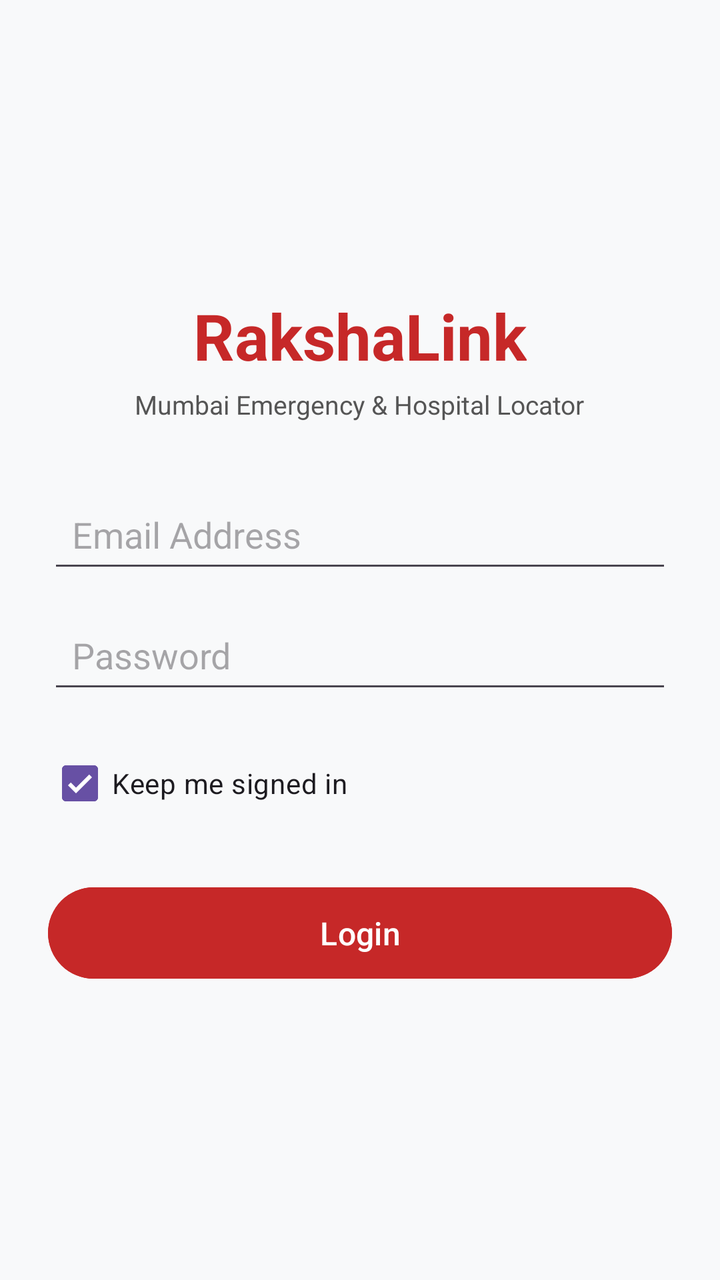
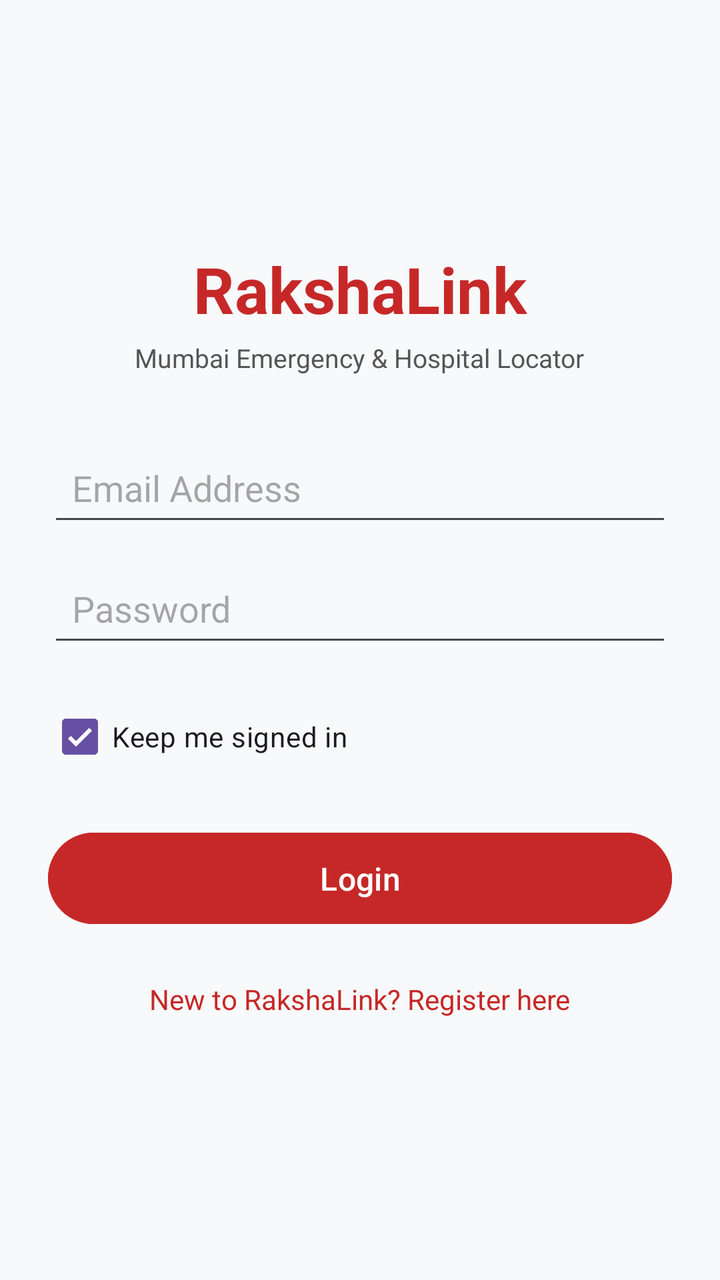

Compare the two renders of this Android layout. The source of the first and the diff that turns it into the second are given below.
<!-- AndroidManifest.xml: application theme Theme.RakshaLink -->
<!-- res/layout/activity_login.xml -->
<?xml version="1.0" encoding="utf-8"?>
<LinearLayout xmlns:android="http://schemas.android.com/apk/res/android"
    android:layout_width="match_parent"
    android:layout_height="match_parent"
    android:orientation="vertical"
    android:padding="24dp"
    android:gravity="center"
    android:background="#F8F9FA">

    <TextView
        android:layout_width="wrap_content"
        android:layout_height="wrap_content"
        android:text="RakshaLink"
        android:textSize="32sp"
        android:textStyle="bold"
        android:textColor="#C62828"
        android:layout_marginBottom="4dp"/>

    <TextView
        android:layout_width="wrap_content"
        android:layout_height="wrap_content"
        android:text="Mumbai Emergency &amp; Hospital Locator"
        android:textSize="13sp"
        android:textColor="#555555"
        android:layout_marginBottom="32dp"/>

    <EditText
        android:id="@+id/etEmail"
        android:layout_width="match_parent"
        android:layout_height="wrap_content"
        android:hint="Email Address"
        android:inputType="textEmailAddress"
        android:padding="12dp"
        android:layout_marginBottom="12dp"/>

    <EditText
        android:id="@+id/etPassword"
        android:layout_width="match_parent"
        android:layout_height="wrap_content"
        android:hint="Password"
        android:inputType="textPassword"
        android:padding="12dp"
        android:layout_marginBottom="16dp"/>

    <CheckBox
        android:id="@+id/cbRememberMe"
        android:layout_width="match_parent"
        android:layout_height="wrap_content"
        android:text="Keep me signed in"
        android:checked="true"
        android:layout_marginBottom="24dp"/>

    <Button
        android:id="@+id/btnLogin"
        android:layout_width="match_parent"
        android:layout_height="wrap_content"
        android:text="Login"
        android:textSize="16sp"
        android:backgroundTint="#C62828"
        android:textColor="#FFFFFF"
        android:padding="12dp"/>
</LinearLayout>
<!-- resources referenced by this layout -->
<resources>
  <style name="Theme.RakshaLink" parent="Base.Theme.RakshaLink" />
  <style name="Base.Theme.RakshaLink" parent="Theme.Material3.DayNight.NoActionBar">
          
          
      </style>
</resources>

<!-- the commit's change to res/layout/activity_login.xml (unified diff, before → after) -->
@@ -48,7 +48,7 @@
         android:layout_height="wrap_content"
         android:text="Keep me signed in"
         android:checked="true"
-        android:layout_marginBottom="24dp"/>
+        android:layout_marginBottom="20dp"/>
 
     <Button
         android:id="@+id/btnLogin"
@@ -58,5 +58,15 @@
         android:textSize="16sp"
         android:backgroundTint="#C62828"
         android:textColor="#FFFFFF"
-        android:padding="12dp"/>
+        android:padding="12dp"
+        android:layout_marginBottom="16dp"/>
+
+    <TextView
+        android:id="@+id/tvGoToRegister"
+        android:layout_width="wrap_content"
+        android:layout_height="wrap_content"
+        android:text="New to RakshaLink? Register here"
+        android:textColor="#C62828"
+        android:textSize="14sp"
+        android:padding="8dp"/>
 </LinearLayout>
